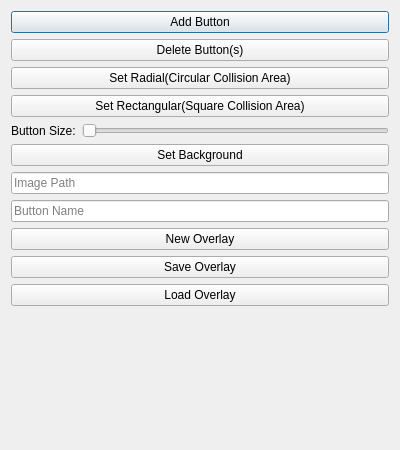
First picture: the form in RetroArchOverlayEditor/overlayfunctions.ui, repository meepingsnesroms/RetroArchOverlayEditor, before the edit.
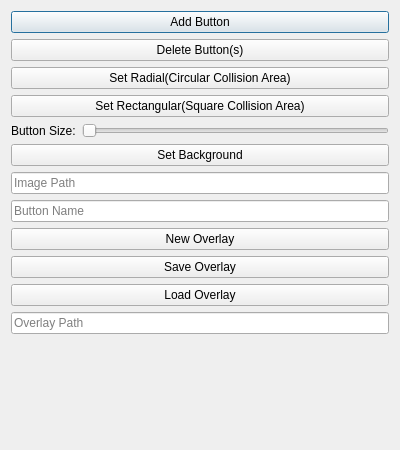
Second picture: the form after the edit.

Patch:
```diff
--- a/RetroArchOverlayEditor/overlayfunctions.ui
+++ b/RetroArchOverlayEditor/overlayfunctions.ui
@@ -114,6 +114,13 @@
      </property>
     </widget>
    </item>
+   <item>
+    <widget class="QLineEdit" name="overlayPath">
+     <property name="placeholderText">
+      <string>Overlay Path</string>
+     </property>
+    </widget>
+   </item>
    <item>
     <spacer name="verticalSpacer">
      <property name="orientation">
```
